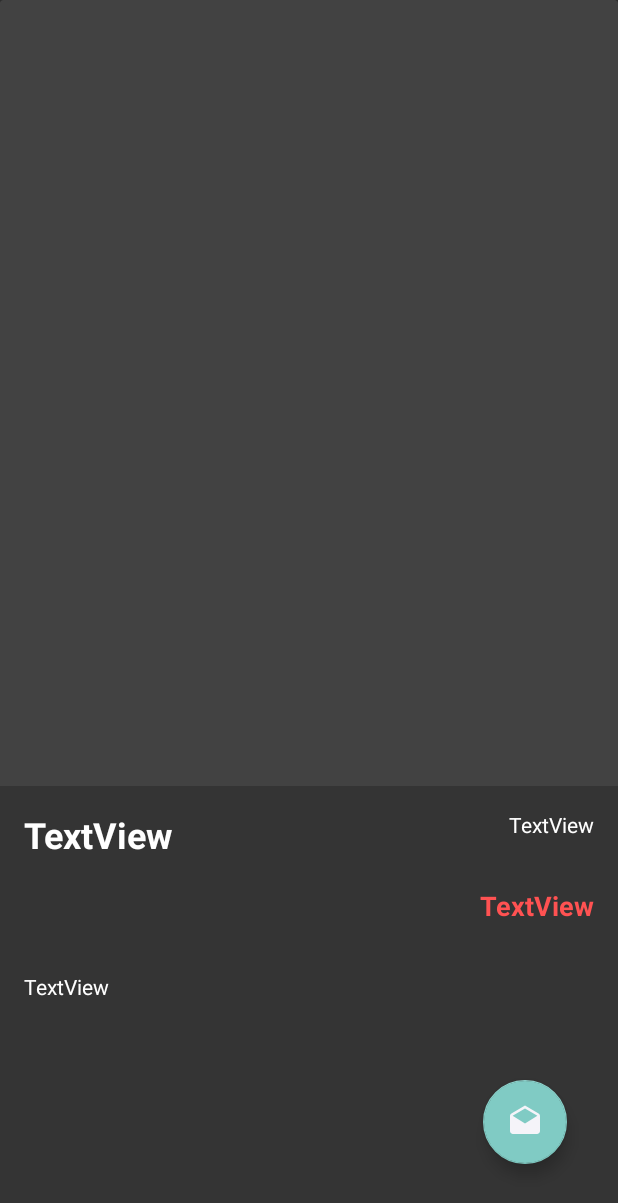
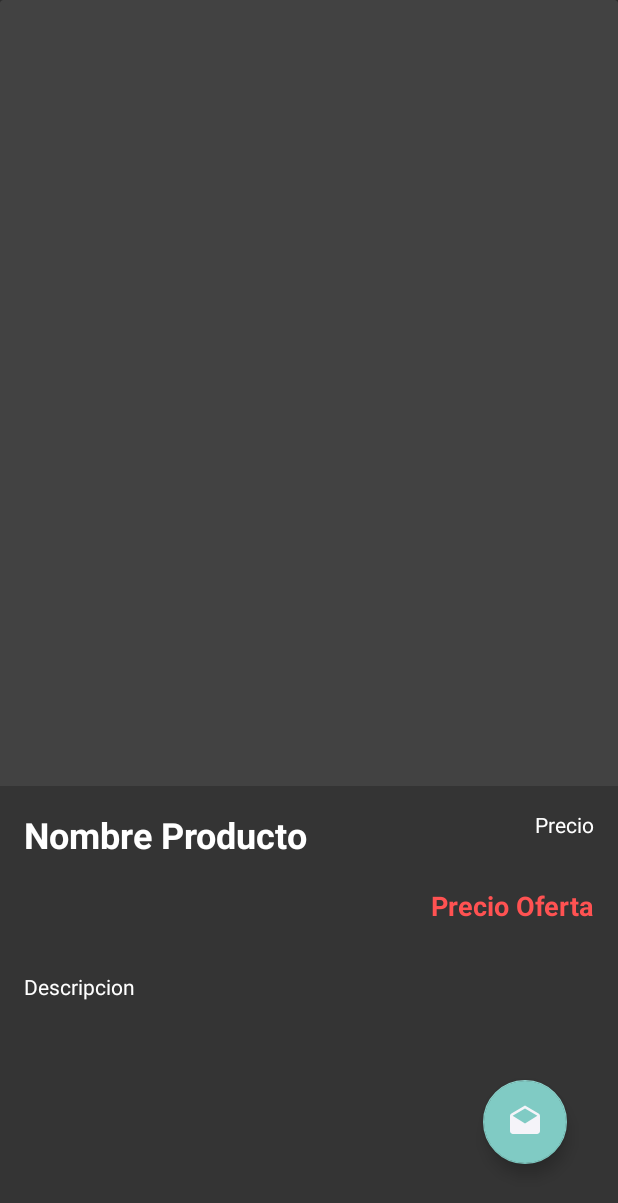
Before and after one commit to AlejandroPerezGarcia/Phone, an Android app: the fragment DetailsFragment placed in its activity, on a phone screen of 412 x 824 dp. Shown: the top 1203 px of the screen. Run offline under Robolectric (Android 15) with nearby library versions, the phone set to English and light mode, and no system bars; our stand-ins replace Picasso, Room's generated code; pictures from the network do not load; 2 statements that could not run were skipped.

```diff
--- a/app/build.gradle
+++ b/app/build.gradle
@@ -70,6 +70,12 @@ dependencies {
     def fragment_version = "1.2.5"
     implementation "androidx.fragment:fragment-ktx:$fragment_version"
 
+    //testing
+    def roomVersion="2.2.5"
+    androidTestImplementation 'androidx.test.espresso:espresso-core:3.3.0'
+    androidTestImplementation "androidx.arch.core:core-testing:2.1.0"
+    androidTestImplementation "androidx.room:room-testing:$roomVersion"
+    androidTestImplementation 'androidx.test.ext:truth:1.3.0'
 
 
 
--- a/app/src/main/java/cl/alejandroperez/phone/MainActivity.kt
+++ b/app/src/main/java/cl/alejandroperez/phone/MainActivity.kt
@@ -15,7 +15,5 @@ class MainActivity : AppCompatActivity() {
         } else {
             supportFragmentManager.findFragmentByTag("lista")
         }
-
-
     }
 }
--- a/app/src/main/java/cl/alejandroperez/phone/model/Repository.kt
+++ b/app/src/main/java/cl/alejandroperez/phone/model/Repository.kt
@@ -3,7 +3,6 @@ package cl.alejandroperez.phone.model
 import android.content.Context
 import android.util.Log
 import androidx.lifecycle.LiveData
-import androidx.lifecycle.MutableLiveData
 import cl.alejandroperez.phone.model.api.Details
 import cl.alejandroperez.phone.model.api.Products
 import cl.alejandroperez.phone.model.api.RetrofitPhone
@@ -20,7 +19,7 @@ import retrofit2.Response
 
 class Repository (context: Context) {
 
-    var dataBasePhone = DataBasePhone.getDatabase(context)
+    private var dataBasePhone = DataBasePhone.getDatabase(context)
     var listProduct = dataBasePhone.getDaoPhone().getAllProduct()
 
     fun loadApiPhone() {
@@ -46,7 +45,6 @@ class Repository (context: Context) {
 
     fun saveDataBaseDetail(listDetailEntity : EntityDetail){
         CoroutineScope(Dispatchers.IO).launch { dataBasePhone.getDaoPhone().insertDetail(listDetailEntity) }
-
     }
 
     fun loadDetail(id: Int) {
@@ -57,7 +55,6 @@ class Repository (context: Context) {
                 Log.d("TAGREPO1", "${response.body()}")
                 saveDataBaseDetail(detailConvert(response.body()!!))
                 Log.d("TAGREPO2", "${response.body()}")
-
             }
 
             override fun onFailure(call: Call<Details>, t: Throwable) {
--- a/app/src/main/java/cl/alejandroperez/phone/model/api/ApiPhone.kt
+++ b/app/src/main/java/cl/alejandroperez/phone/model/api/ApiPhone.kt
@@ -3,8 +3,6 @@ package cl.alejandroperez.phone.model.api
 import retrofit2.Call
 import retrofit2.http.GET
 import retrofit2.http.Path
-import java.net.IDN
-import java.util.*
 
 interface ApiPhone {
     @GET("products/")
--- a/app/src/main/java/cl/alejandroperez/phone/model/api/Products.kt
+++ b/app/src/main/java/cl/alejandroperez/phone/model/api/Products.kt
@@ -5,5 +5,4 @@ data class Products(
     val name: String,
     val price: Int,
     val image: String
-
 )
--- a/app/src/main/java/cl/alejandroperez/phone/view/AdapterPhone.kt
+++ b/app/src/main/java/cl/alejandroperez/phone/view/AdapterPhone.kt
@@ -1,18 +1,18 @@
 package cl.alejandroperez.phone.view
 
-import android.util.Log
 import android.view.LayoutInflater
 import android.view.View
 import android.view.ViewGroup
+import android.widget.ImageView
+import android.widget.TextView
 import androidx.lifecycle.MutableLiveData
 import androidx.recyclerview.widget.RecyclerView
 import cl.alejandroperez.phone.R
 import cl.alejandroperez.phone.model.api.Products
-import cl.alejandroperez.phone.model.db.EntityProduct
 import com.squareup.picasso.Picasso
 import kotlinx.android.synthetic.main.item_list.view.*
 
-class AdapterPhone(private var phoneDataset : MutableList<Products>) :
+class AdapterPhone(private var phoneData : MutableList<Products>) :
 RecyclerView.Adapter<AdapterPhone.PhoneViewHolder>(){
 
 
@@ -22,44 +22,36 @@ RecyclerView.Adapter<AdapterPhone.PhoneViewHolder>(){
         return PhoneViewHolder(view)
     }
 
-    val productSelec = MutableLiveData<Products>()
+    val productSelect = MutableLiveData<Products>()
 
     override fun onBindViewHolder(holder:PhoneViewHolder, position: Int) {
-        holder.id.text = phoneDataset.get(position).id.toString()
-        holder.name.text = phoneDataset.get(position).name
-        holder.price.text = phoneDataset.get(position).price.toString()
-        Picasso.get().load(phoneDataset.get(position).image).into(holder.image.imageViewList)
+        holder.id.text = phoneData[position].id.toString()
+        holder.name.text = phoneData[position].name
+        holder.price.text = phoneData[position].price.toString()
+        Picasso.get().load(phoneData[position].image).into(holder.image.imageViewList)
 
         holder.itemView.setOnClickListener{
-            Log.d("viewHolder", "${phoneDataset.get(position).id.toString()}")
-
-            productSelec.value = phoneDataset.get(position)
 
 
+            productSelect.value = phoneData[position]
         }
     }
 
     override fun getItemCount(): Int {
-        return phoneDataset.size
+        return phoneData.size
     }
-
 
     class PhoneViewHolder (itemView: View): RecyclerView.ViewHolder(itemView){
 
-        var id = itemView.txtId
-        var name = itemView.txtName
-        var price = itemView.txtPrice
-        var image = itemView.imageViewList
+        var id: TextView = itemView.txtId
+        var name :TextView = itemView.txtName
+        var price :TextView = itemView.txtPrice
+        var image: ImageView = itemView.imageViewList
     }
 
     fun updateProduct(it:List<Products>){
-        phoneDataset.clear()
-        phoneDataset.addAll(it)
+        phoneData.clear()
+        phoneData.addAll(it)
         notifyDataSetChanged()
-
     }
 }
-
-private fun <T> MutableLiveData<T>.postValue(toString: String) {
-
-}
--- a/app/src/main/java/cl/alejandroperez/phone/view/ListFragment.kt
+++ b/app/src/main/java/cl/alejandroperez/phone/view/ListFragment.kt
@@ -7,7 +7,6 @@ import android.view.View
 import android.view.ViewGroup
 import androidx.fragment.app.Fragment
 import androidx.fragment.app.activityViewModels
-import androidx.lifecycle.Observer
 import cl.alejandroperez.phone.R
 import cl.alejandroperez.phone.model.api.Products
 import cl.alejandroperez.phone.viewmodel.PhoneViewModel
@@ -60,13 +59,13 @@ class ListFragment : Fragment() {
         listRecyclerView.adapter = adapter
         val phoneViewModel: PhoneViewModel by activityViewModels()
 
-        phoneViewModel.listProduct.observe(viewLifecycleOwner, Observer {
+        phoneViewModel.listProduct.observe(viewLifecycleOwner,{
             Log.d("fragment" , "$it")
              adapter.updateProduct(it)
 
         })
 
-        adapter.productSelec.observe(viewLifecycleOwner, Observer {
+        adapter.productSelect.observe(viewLifecycleOwner,{
             Log.d("lifeCyclearOwner", " selecionado $it")
 
             phoneViewModel.selecionado(it)
--- a/app/src/main/java/cl/alejandroperez/phone/viewmodel/PhoneViewModel.kt
+++ b/app/src/main/java/cl/alejandroperez/phone/viewmodel/PhoneViewModel.kt
@@ -23,10 +23,10 @@ class PhoneViewModel (application: Application) : AndroidViewModel(application)
         Log.d("load", "${repository.loadApiPhone()}")
     }
 
-    val datoSelecinado = MutableLiveData<Products>()
+    private val deselect = MutableLiveData<Products>()
 
     fun selecionado(product: Products){
-        datoSelecinado.value = product
+        deselect.value = product
      //   Log.d("phone" , "${product}")
         repository.loadDetail(product.id)
     //    Log.d("RECUPERADO1" , "${product.id}")
--- a/app/src/main/res/layout/fragment_details.xml
+++ b/app/src/main/res/layout/fragment_details.xml
@@ -22,6 +22,7 @@
                 android:id="@+id/imageDetailImage"
                 android:layout_width="421dp"
                 android:layout_height="781dp"
+                android:contentDescription="@string/Image"
                 android:scaleType="centerCrop"
                 app:layout_constraintBottom_toBottomOf="parent"
                 app:layout_constraintEnd_toEndOf="parent"
@@ -45,7 +46,7 @@
                 android:layout_height="wrap_content"
                 android:layout_marginStart="16dp"
                 android:layout_marginTop="16dp"
-                android:text="TextView"
+                android:text="@string/name"
                 android:textColor="@color/white"
                 android:textSize="24sp"
                 android:textStyle="bold"
@@ -57,7 +58,7 @@
                 android:layout_width="wrap_content"
                 android:layout_height="wrap_content"
                 android:layout_marginEnd="16dp"
-                android:text="TextView"
+                android:text="@string/price"
                 android:textColor="@color/white"
                 app:layout_constraintEnd_toEndOf="parent"
                 app:layout_constraintTop_toTopOf="@+id/txtDetailName" />
@@ -67,7 +68,7 @@
                 android:layout_width="wrap_content"
                 android:layout_height="wrap_content"
                 android:layout_marginTop="32dp"
-                android:text="TextView"
+                android:text="@string/lasprice"
                 android:textColor="@color/accent_color"
                 android:textSize="18sp"
                 android:textStyle="bold"
@@ -79,7 +80,7 @@
                 android:layout_width="wrap_content"
                 android:layout_height="wrap_content"
                 android:layout_marginTop="32dp"
-                android:text="TextView"
+                android:text="@string/Descript"
                 android:textColor="@color/white"
                 android:textSize="14sp"
                 app:layout_constraintStart_toStartOf="@+id/txtDetailName"
@@ -91,6 +92,7 @@
                 android:layout_height="wrap_content"
                 android:layout_marginBottom="48dp"
                 android:clickable="true"
+                android:contentDescription="@string/Botton"
                 android:src="@drawable/ic_correo"
                 app:layout_constraintBottom_toBottomOf="parent"
                 app:layout_constraintEnd_toEndOf="@+id/txtDetailLasPrice"
--- a/app/src/main/res/values/strings.xml
+++ b/app/src/main/res/values/strings.xml
@@ -92,4 +92,12 @@
         "when a user tries to pick up one of cards.\n\n"
     </string>
     <string name="submit">Boton</string>
+    <string name="id">Id</string>
+    <string name="name">Nombre Producto</string>
+    <string name="price">Precio</string>
+    <string name="Descript">Descripcion</string>
+    <string name="lasprice">Precio Oferta</string>
+    <string name="Image">Imagen Producto</string>
+    <string name="Botton">Boton flotante</string>
+
 </resources>
```
Also changed, not shown: app/src/main/java/cl/alejandroperez/phone/view/DetailsFragment.kt (+2 -13 lines), app/src/main/res/layout/item_list.xml (+4 -3 lines), 1 other file.
